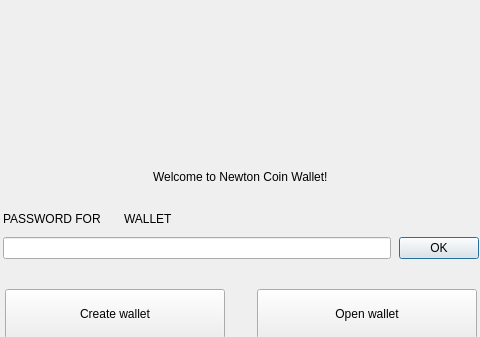
This is src/Gui/NoWallet/NoWalletFrame.ui in livenet123/NewtonWallet as Qt 5 draws it before an edit; both pictures show x 178 to 658 and y 0 to 337 of the 838 by 660 pixel window. The edited form follows.
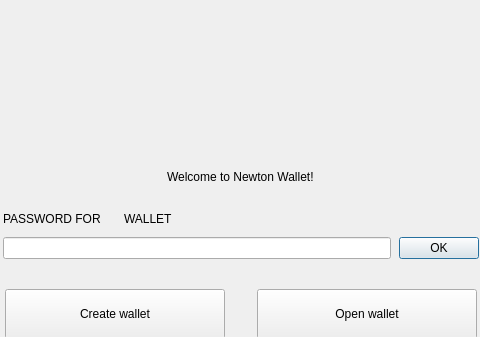
This is the edited form. Custom widgets are drawn as their Qt base class.

Patch:
```diff
--- a/src/Gui/NoWallet/NoWalletFrame.ui
+++ b/src/Gui/NoWallet/NoWalletFrame.ui
@@ -54,7 +54,7 @@
    <item alignment="Qt::AlignHCenter">
     <widget class="WalletGui::WalletHeaderLabel" name="m_welcomeLabel">
      <property name="text">
-      <string>Welcome to Newton Coin Wallet!</string>
+      <string>Welcome to Newton Wallet!</string>
      </property>
     </widget>
    </item>
```
